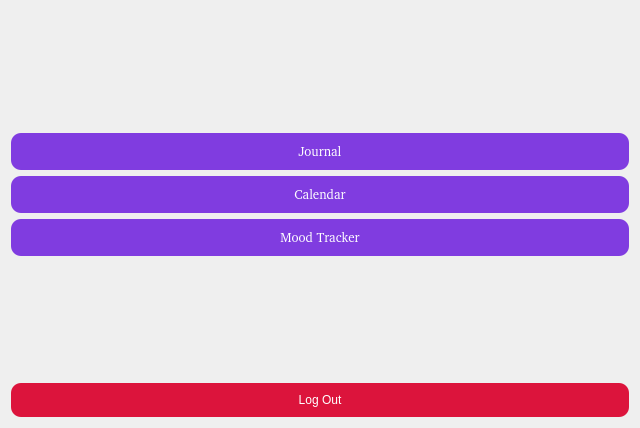
Above: view/uifiles/main_page.ui from saraalsheikh/GoalDigger before the change. Below: the same form after it.
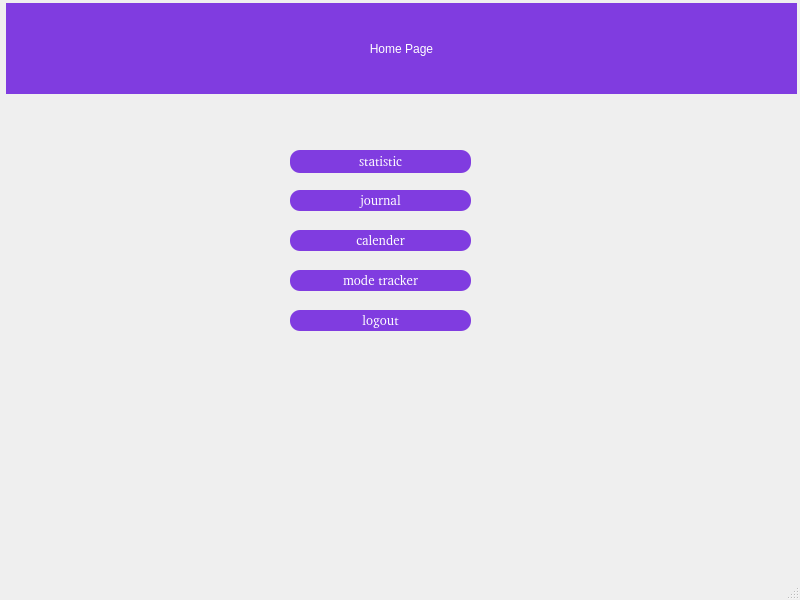
That is the form after the change.

Commit message: Merged main with my branch

```diff
--- a/view/uifiles/main_page.ui
+++ b/view/uifiles/main_page.ui
@@ -1,51 +1,33 @@
 <?xml version="1.0" encoding="UTF-8"?>
 <ui version="4.0">
- <class>MainPage</class>
- <widget class="QWidget" name="MainPage">
+ <class>MainWindow</class>
+ <widget class="QMainWindow" name="MainWindow">
   <property name="geometry">
    <rect>
     <x>0</x>
     <y>0</y>
-    <width>640</width>
-    <height>428</height>
+    <width>800</width>
+    <height>600</height>
    </rect>
   </property>
   <property name="windowTitle">
    <string>Main Page</string>
   </property>
-  <layout class="QVBoxLayout" name="verticalLayout">
-   <item>
-    <spacer name="verticalSpacer">
-     <property name="orientation">
-      <enum>Qt::Vertical</enum>
-     </property>
-     <property name="sizeType">
-      <enum>QSizePolicy::Expanding</enum>
-     </property>
-     <property name="sizeHint" stdset="0">
-      <size>
-       <width>20</width>
-       <height>40</height>
-      </size>
-     </property>
-    </spacer>
-   </item>
-   <item>
+  <widget class="QWidget" name="centralwidget">
     <widget class="QPushButton" name="btn_journal">
-     <property name="sizePolicy">
-      <sizepolicy hsizetype="Expanding" vsizetype="Fixed">
-       <horstretch>0</horstretch>
-       <verstretch>0</verstretch>
-      </sizepolicy>
+    <property name="geometry">
+     <rect>
+      <x>290</x>
+      <y>190</y>
+      <width>181</width>
+      <height>21</height>
+     </rect>
      </property>
      <property name="styleSheet">
-      <string notr="true">
-QPushButton {
+     <string notr="true">QPushButton {
 	
 	background-color: rgb(128, 60, 224);
 	border-radius:10px;
-    padding: 10px;
-    border-radius: 10px;
 	font: 10pt, Arial;
 	color: white;
 
@@ -57,26 +39,23 @@
 }</string>
      </property>
      <property name="text">
-      <string>Journal</string>
-     </property>
-    </widget>
-   </item>
-   <item>
+     <string>journal</string>
+    </property>
+   </widget>
     <widget class="QPushButton" name="btn_calender">
-     <property name="sizePolicy">
-      <sizepolicy hsizetype="Expanding" vsizetype="Fixed">
-       <horstretch>0</horstretch>
-       <verstretch>0</verstretch>
-      </sizepolicy>
+    <property name="geometry">
+     <rect>
+      <x>290</x>
+      <y>230</y>
+      <width>181</width>
+      <height>21</height>
+     </rect>
      </property>
      <property name="styleSheet">
-      <string notr="true">
-QPushButton {
+     <string notr="true">QPushButton {
 	
 	background-color: rgb(128, 60, 224);
 	border-radius:10px;
-    padding: 10px;
-    border-radius: 10px;
 	font: 10pt, Arial;
 	color: white;
 
@@ -88,26 +67,23 @@
 }</string>
      </property>
      <property name="text">
-      <string>Calendar</string>
-     </property>
-    </widget>
-   </item>
-   <item>
-    <widget class="QPushButton" name="btn_moodtracker">
-     <property name="sizePolicy">
-      <sizepolicy hsizetype="Expanding" vsizetype="Fixed">
-       <horstretch>0</horstretch>
-       <verstretch>0</verstretch>
-      </sizepolicy>
+     <string>calender</string>
+    </property>
+   </widget>
+   <widget class="QPushButton" name="btn_mode_tracker">
+    <property name="geometry">
+     <rect>
+      <x>290</x>
+      <y>270</y>
+      <width>181</width>
+      <height>21</height>
+     </rect>
      </property>
      <property name="styleSheet">
-      <string notr="true">
-QPushButton {
+     <string notr="true">QPushButton {
 	
 	background-color: rgb(128, 60, 224);
 	border-radius:10px;
-    padding: 10px;
-    border-radius: 10px;
 	font: 10pt, Arial;
 	color: white;
 
@@ -119,52 +95,100 @@
 }</string>
      </property>
      <property name="text">
-      <string>Mood Tracker</string>
-     </property>
-    </widget>
-   </item>
-   <item>
-    <spacer name="verticalSpacer_2">
-     <property name="orientation">
-      <enum>Qt::Vertical</enum>
-     </property>
-     <property name="sizeType">
-      <enum>QSizePolicy::Expanding</enum>
-     </property>
-     <property name="sizeHint" stdset="0">
-      <size>
-       <width>20</width>
-       <height>40</height>
-      </size>
-     </property>
-    </spacer>
-   </item>
-   <item>
+     <string>mode tracker</string>
+    </property>
+   </widget>
     <widget class="QPushButton" name="btn_logout">
-     <property name="sizePolicy">
-      <sizepolicy hsizetype="Expanding" vsizetype="Fixed">
-       <horstretch>0</horstretch>
-       <verstretch>0</verstretch>
-      </sizepolicy>
+    <property name="geometry">
+     <rect>
+      <x>290</x>
+      <y>310</y>
+      <width>181</width>
+      <height>21</height>
+     </rect>
      </property>
      <property name="styleSheet">
       <string notr="true">QPushButton {
-    background-color: rgb(220, 20, 60);
-    font: 14pt &quot;Arial&quot;;
-    color: white;
-    padding: 10px;
-    border-radius: 10px;
+	
+	background-color: rgb(128, 60, 224);
+	border-radius:10px;
+	font: 10pt, Arial;
+	color: white;
+
 }
-QPushButton:hover {
-    background-color: rgb(255, 69, 0);
+
+QPushButton:hover{
+	
+	background-color: rgb(193, 81, 241);
+
 }</string>
      </property>
      <property name="text">
-      <string>Log Out</string>
-     </property>
-    </widget>
-   </item>
-  </layout>
+     <string>logout</string>
+    </property>
+   </widget>
+   <widget class="QPushButton" name="btn_statistic">
+    <property name="geometry">
+     <rect>
+      <x>290</x>
+      <y>150</y>
+      <width>181</width>
+      <height>23</height>
+     </rect>
+    </property>
+    <property name="styleSheet">
+     <string notr="true">QPushButton {
+	
+	background-color: rgb(128, 60, 224);
+	border-radius:10px;
+	font: 10pt, Arial;
+	color: white;
+
+}
+
+QPushButton:hover{
+	
+	background-color: rgb(193, 81, 241);
+
+}</string>
+    </property>
+    <property name="text">
+     <string>statistic</string>
+    </property>
+   </widget>
+   <widget class="QLabel" name="label">
+    <property name="geometry">
+     <rect>
+      <x>6</x>
+      <y>3</y>
+      <width>791</width>
+      <height>91</height>
+     </rect>
+    </property>
+    <property name="styleSheet">
+     <string notr="true">font: 24pt &quot;Comic Sans MS&quot;;
+color: white;
+background-color: rgb(128, 60, 224);</string>
+    </property>
+    <property name="text">
+     <string>Home Page</string>
+    </property>
+    <property name="alignment">
+     <set>Qt::AlignCenter</set>
+    </property>
+   </widget>
+  </widget>
+  <widget class="QMenuBar" name="menubar">
+   <property name="geometry">
+    <rect>
+     <x>0</x>
+     <y>0</y>
+     <width>800</width>
+     <height>22</height>
+    </rect>
+   </property>
+  </widget>
+  <widget class="QStatusBar" name="statusbar"/>
  </widget>
  <resources/>
  <connections/>
```
Left out of the diff: 5 changed lines with no effect on the pictures. Lines whose indentation alone changed are shown as unchanged. The commit also changes 55 other files.
